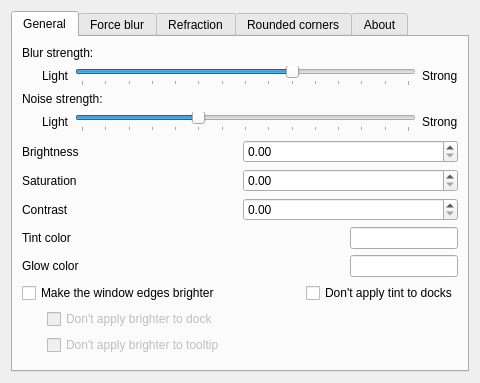
First picture: the form in src/kcm/blur_config.ui, repository 4v3ngR/kwin-effects-glass, before the edit.
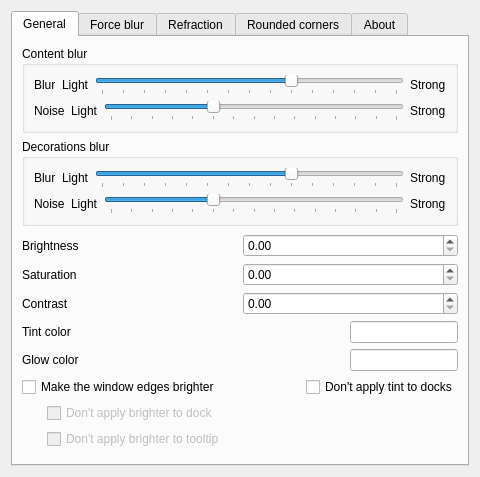
Second picture: the form after the edit. Custom widgets are drawn as their Qt base class.

Commit message: Update blur settings. Now content and decoration can have different blur and noise levels

The edit to the form file:
```diff
--- a/src/kcm/blur_config.ui
+++ b/src/kcm/blur_config.ui
@@ -22,29 +22,19 @@
       </attribute>
       <layout class="QVBoxLayout">
        <item>
-        <widget class="QLabel" name="labelConstantBlurDescription">
+        <widget class="QGroupBox" name="groupBoxContentBlur">
+         <property name="title">
+          <string>Content blur</string>
+         </property>
+         <layout class="QVBoxLayout" name="verticalLayoutContentBlur">
+          <item>
+           <layout class="QHBoxLayout" name="horizontalLayoutContentBlur" stretch="0,0,0,0">
+            <item>
+             <widget class="QLabel" name="labelContentBlur">
          <property name="text">
-          <string>Blur strength:</string>
-         </property>
-        </widget>
-       </item>
-       <item>
-        <layout class="QHBoxLayout" name="horizontalLayout" stretch="0,0,0,0">
-         <item>
-          <spacer name="horizontalSpacer">
-           <property name="orientation">
-            <enum>Qt::Orientation::Horizontal</enum>
-           </property>
-           <property name="sizeType">
-            <enum>QSizePolicy::Policy::Fixed</enum>
-           </property>
-           <property name="sizeHint" stdset="0">
-            <size>
-             <width>20</width>
-             <height>20</height>
-            </size>
-           </property>
-          </spacer>
+               <string>Blur</string>
+              </property>
+             </widget>
          </item>
          <item>
           <widget class="QLabel" name="labelConstantBlurLight">
@@ -88,29 +78,13 @@
         </layout>
        </item>
        <item>
-        <widget class="QLabel" name="labelConstantNoiseDescription">
+           <layout class="QHBoxLayout" name="horizontalLayoutContentNoise">
+            <item>
+             <widget class="QLabel" name="labelContentNoise">
          <property name="text">
-          <string>Noise strength:</string>
-         </property>
-        </widget>
-       </item>
-       <item>
-        <layout class="QHBoxLayout" name="horizontalLayout_2">
-         <item>
-          <spacer name="horizontalSpacer_2">
-           <property name="orientation">
-            <enum>Qt::Orientation::Horizontal</enum>
-           </property>
-           <property name="sizeType">
-            <enum>QSizePolicy::Policy::Fixed</enum>
-           </property>
-           <property name="sizeHint" stdset="0">
-            <size>
-             <width>20</width>
-             <height>20</height>
-            </size>
-           </property>
-          </spacer>
+               <string>Noise</string>
+              </property>
+             </widget>
          </item>
          <item>
           <widget class="QLabel" name="labelConstantNoiseLight">
@@ -150,6 +124,115 @@
          </item>
         </layout>
        </item>
+         </layout>
+        </widget>
+       </item>
+       <item>
+        <widget class="QGroupBox" name="groupBoxDecorationBlur">
+         <property name="title">
+          <string>Decorations blur</string>
+         </property>
+         <layout class="QVBoxLayout" name="verticalLayoutDecorationBlur">
+          <item>
+           <layout class="QHBoxLayout" name="horizontalLayoutDecorationBlur" stretch="0,0,0,0">
+            <item>
+             <widget class="QLabel" name="labelDecorationBlur">
+              <property name="text">
+               <string>Blur</string>
+              </property>
+             </widget>
+            </item>
+            <item>
+             <widget class="QLabel" name="labelDecorationBlurLight">
+              <property name="text">
+               <string>Light</string>
+              </property>
+             </widget>
+            </item>
+            <item>
+             <widget class="QSlider" name="kcfg_DecorationBlurStrength">
+              <property name="minimum">
+               <number>1</number>
+              </property>
+              <property name="maximum">
+               <number>15</number>
+              </property>
+              <property name="singleStep">
+               <number>1</number>
+              </property>
+              <property name="pageStep">
+               <number>1</number>
+              </property>
+              <property name="value">
+               <number>10</number>
+              </property>
+              <property name="orientation">
+               <enum>Qt::Orientation::Horizontal</enum>
+              </property>
+              <property name="tickPosition">
+               <enum>QSlider::TickPosition::TicksBelow</enum>
+              </property>
+             </widget>
+            </item>
+            <item>
+             <widget class="QLabel" name="labelDecorationBlurStrong">
+              <property name="text">
+               <string>Strong</string>
+              </property>
+             </widget>
+            </item>
+           </layout>
+          </item>
+          <item>
+           <layout class="QHBoxLayout" name="horizontalLayoutDecorationNoise">
+            <item>
+             <widget class="QLabel" name="labelDecorationNoise">
+              <property name="text">
+               <string>Noise</string>
+              </property>
+             </widget>
+            </item>
+            <item>
+             <widget class="QLabel" name="labelDecorationNoiseLight">
+              <property name="text">
+               <string>Light</string>
+              </property>
+             </widget>
+            </item>
+            <item>
+             <widget class="QSlider" name="kcfg_DecorationNoiseStrength">
+              <property name="maximum">
+               <number>14</number>
+              </property>
+              <property name="pageStep">
+               <number>5</number>
+              </property>
+              <property name="value">
+               <number>5</number>
+              </property>
+              <property name="orientation">
+               <enum>Qt::Orientation::Horizontal</enum>
+              </property>
+              <property name="tickPosition">
+               <enum>QSlider::TickPosition::TicksBelow</enum>
+              </property>
+              <property name="tickInterval">
+               <number>1</number>
+              </property>
+             </widget>
+            </item>
+            <item>
+             <widget class="QLabel" name="labelDecorationNoiseStrong">
+              <property name="text">
+               <string>Strong</string>
+              </property>
+             </widget>
+            </item>
+           </layout>
+          </item>
+         </layout>
+        </widget>
+       </item>
        <item>
         <spacer name="verticalSpacer">
          <property name="orientation">
```
Left out of the diff: 7 changed lines with no effect on the pictures. Lines whose indentation alone changed are shown as unchanged. The commit also changes 9 other files.
